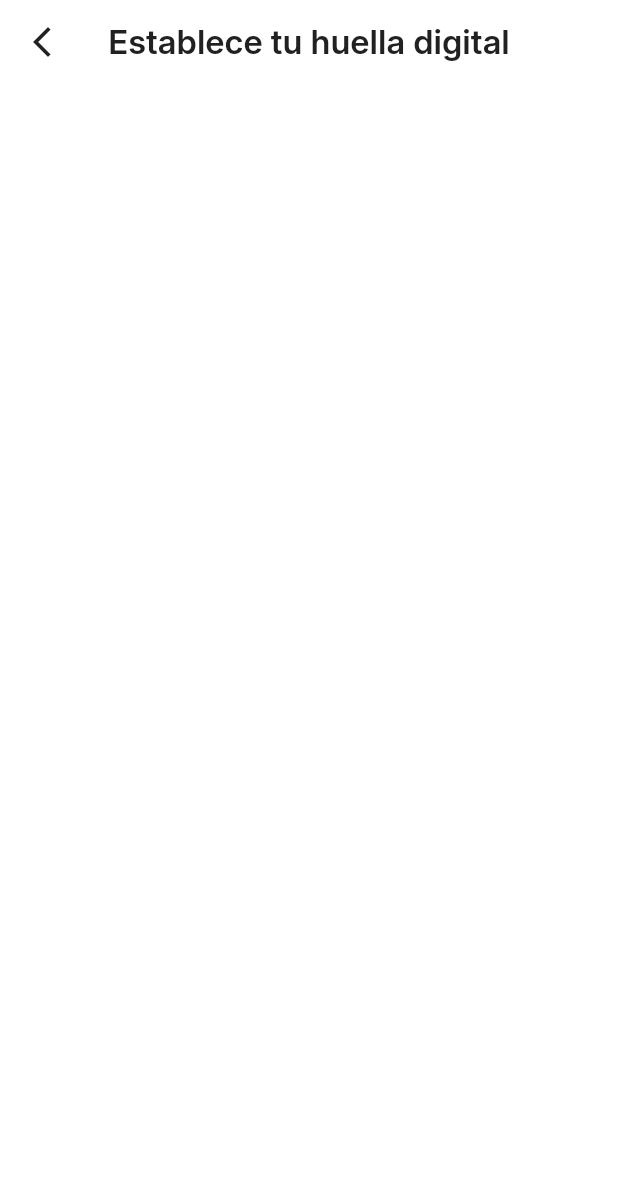
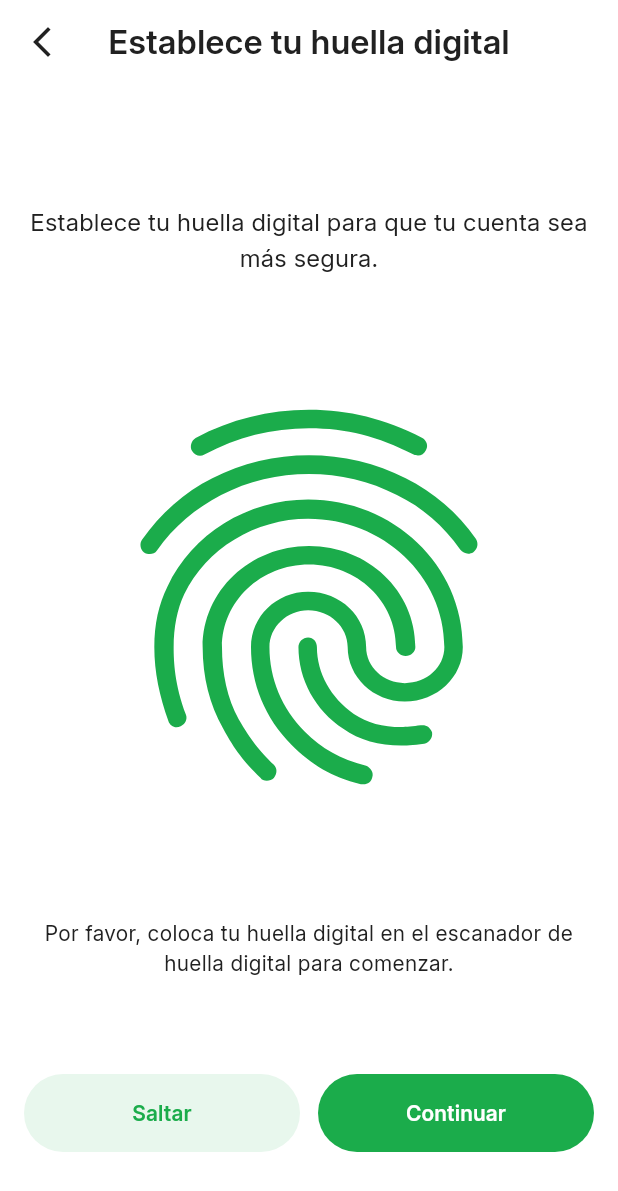
Before and after one commit to Russellnahuidev/Foodu_app, a Flutter app: the FingerprintPage screen opened by its route, on a phone screen of 412 x 824 dp. Shown: the top 1191 px of the screen. Run offline on Flutter 3.47's test engine with Material 3 defaults, Android fonts, the phone set to English and light mode, and no system bars; our stand-ins replace dio, flutter_map, flutter_secure_storage, geocoding, geolocator, get_it and 6 more; accounts and stored records are empty.

Commit message:
Implementación UI de establecer huella digital Completo

```diff
--- a/lib/app/constants/strings.dart
+++ b/lib/app/constants/strings.dart
@@ -36,6 +36,7 @@ class AppStrings {
   static const String createPinDescription =
       'Añade un número PIN para que tu cuenta sea más segura.';
   static const String fingerprintTitle = 'Establece tu huella digital';
+  static const String faceRecognitionTitle = 'Identificación facial';
   static const String setLocation = 'Ubicación';
   static const String setLocationHint = 'Seleccione una ubicación en el mapa';
   static const String emailLabel = 'Correo electrónico';
@@ -61,6 +62,10 @@ class AppStrings {
   static const String resendCode = 'Reenviar código';
   static const String resendCodeIn = 'Reenviar código en ';
   static const String resendCodeInSeconds = ' segundos';
+  static const String fingerprintDescription =
+      'Establece tu huella digital para que tu cuenta sea más segura.';
+  static const String fingerprintInstruction =
+      'Por favor, coloca tu huella digital en el escanador de huella digital para comenzar.';
   static const String or = 'o';
   static const String orContinueWith = 'O continuar con';
   static const String alreadyHaveAnAccount = '¿Ya tienes una cuenta?';
@@ -68,6 +73,7 @@ class AppStrings {
   static const String signInButton = 'Iniciar sesión';
   static const String signUpButton = 'Registrarse';
   static const String otpVerificationButton = 'Verificar';
+  static const String skipButton = 'Saltar';
   static const String continueButton = 'Continuar';
   static const String rememberMe = 'Recordar sesión';
   static const String signOutButton = 'Cerrar sesión';
--- a/lib/app/routes/app_router.dart
+++ b/lib/app/routes/app_router.dart
@@ -1,6 +1,7 @@
 import 'package:flutter/material.dart';
 import 'package:foodu_app/app/routes/routes_names.dart';
 import 'package:foodu_app/features/account_setup/presentation/pages/create_pin_page.dart';
+import 'package:foodu_app/features/account_setup/presentation/pages/face_recognition_page.dart';
 import 'package:foodu_app/features/account_setup/presentation/pages/fill_profile_page.dart';
 import 'package:foodu_app/features/account_setup/presentation/pages/fingerprint_page.dart';
 import 'package:foodu_app/features/account_setup/presentation/pages/set_location_page.dart';
@@ -66,6 +67,10 @@ class AppRouter {
         path: RoutesNames.fingerprint,
         builder: (context, state) => FingerprintPage(),
       ),
+      GoRoute(
+        path: RoutesNames.faceRecognition,
+        builder: (context, state) => FaceRecognitionPage(),
+      ),
     ],
     errorBuilder: (context, state) => Scaffold(
       body: Center(child: Text('Ruta no encontrada: ${state.error}')),
--- a/lib/app/routes/route_middlewere.dart
+++ b/lib/app/routes/route_middlewere.dart
@@ -17,6 +17,7 @@ class RouteMiddleware {
     RoutesNames.setLocation,
     RoutesNames.createPin,
     RoutesNames.fingerprint,
+    RoutesNames.faceRecognition,
   ];
 
   static Future<String?> guard(_, GoRouterState state) async {
--- a/lib/app/routes/routes_names.dart
+++ b/lib/app/routes/routes_names.dart
@@ -12,5 +12,6 @@ class RoutesNames {
   static const String setLocation = '/set-location';
   static const String createPin = '/create-pin';
   static const String fingerprint = '/fingerprint';
+  static const String faceRecognition = '/face-recognition';
   static const String home = '/home';
 }
--- /dev/null
+++ b/lib/features/account_setup/presentation/pages/face_recognition_page.dart
@@ -0,0 +1,29 @@
+import 'package:flutter/material.dart';
+import 'package:foodu_app/app/constants/strings.dart';
+import 'package:go_router/go_router.dart';
+
+class FaceRecognitionPage extends StatefulWidget {
+  const FaceRecognitionPage({super.key});
+
+  @override
+  State<FaceRecognitionPage> createState() => _FaceRecognitionPageState();
+}
+
+class _FaceRecognitionPageState extends State<FaceRecognitionPage> {
+  @override
+  Widget build(BuildContext context) {
+    return Scaffold(
+      backgroundColor: Theme.of(context).scaffoldBackgroundColor,
+      appBar: AppBar(
+        title: Text(
+          AppStrings.faceRecognitionTitle,
+          style: Theme.of(context).textTheme.titleLarge,
+        ),
+        leading: IconButton(
+          icon: Icon(Icons.arrow_back_ios_new),
+          onPressed: () => context.pop(),
+        ),
+      ),
+    );
+  }
+}
--- a/lib/features/account_setup/presentation/pages/fingerprint_page.dart
+++ b/lib/features/account_setup/presentation/pages/fingerprint_page.dart
@@ -1,5 +1,9 @@
 import 'package:flutter/material.dart';
+import 'package:foodu_app/app/constants/dimensions.dart';
 import 'package:foodu_app/app/constants/strings.dart';
+import 'package:foodu_app/features/account_setup/presentation/widgets/biometric_icon.dart';
+import 'package:foodu_app/shared/widgets/buttons/primary_button.dart';
+import 'package:foodu_app/shared/widgets/buttons/secondary_button.dart';
 import 'package:go_router/go_router.dart';
 
 class FingerprintPage extends StatefulWidget {
@@ -24,6 +28,62 @@ class _FingerprintPageState extends State<FingerprintPage> {
           onPressed: () => context.pop(),
         ),
       ),
+      body: SafeArea(
+        child: Padding(
+          padding: EdgeInsets.all(AppDimensions.space),
+          child: Column(
+            children: [
+              SizedBox(height: AppDimensions.space64),
+              // Descripcion
+              Text(
+                AppStrings.fingerprintDescription,
+                style: Theme.of(context).textTheme.bodyLarge,
+                textAlign: TextAlign.center,
+              ),
+              SizedBox(height: AppDimensions.space64),
+
+              /// Fingerprint Icon
+              const BiometricIcon(icon: Icons.fingerprint),
+
+              SizedBox(height: AppDimensions.space64),
+
+              /// Instruction Text
+              Text(
+                AppStrings.fingerprintInstruction,
+                style: Theme.of(context).textTheme.bodyMedium,
+                textAlign: TextAlign.center,
+              ),
+
+              SizedBox(height: AppDimensions.space64),
+
+              Row(
+                mainAxisAlignment: MainAxisAlignment.spaceBetween,
+                children: [
+                  // Skip Button
+                  Expanded(
+                    child: SecondaryButton(
+                      label: AppStrings.skipButton,
+                      onPressed: () {
+                        // Skip biometric
+                      },
+                    ),
+                  ),
+                  SizedBox(width: AppDimensions.spaceMD),
+                  // Continue Button
+                  Expanded(
+                    child: PrimaryButton(
+                      label: AppStrings.continueButton,
+                      onPressed: () {
+                        // Navigate to FaceRecognitionPage
+                      },
+                    ),
+                  ),
+                ],
+              ),
+            ],
+          ),
+        ),
+      ),
     );
   }
 }
--- /dev/null
+++ b/lib/features/account_setup/presentation/widgets/biometric_icon.dart
@@ -0,0 +1,15 @@
+import 'package:flutter/material.dart';
+import 'package:foodu_app/app/themes/app_colors.dart';
+
+class BiometricIcon extends StatelessWidget {
+  final IconData icon;
+
+  const BiometricIcon({super.key, required this.icon});
+
+  @override
+  Widget build(BuildContext context) {
+    return SizedBox(
+      child: Center(child: Icon(icon, size: 300, color: AppColors.primary)),
+    );
+  }
+}
--- a/lib/shared/widgets/buttons/secondary_button.dart
+++ b/lib/shared/widgets/buttons/secondary_button.dart
@@ -10,6 +10,8 @@ class SecondaryButton extends StatelessWidget {
   final bool isFullWidth;
   final double height;
   final Widget? icon;
+  final Color? backgroundColor;
+  final Color? textColor;
 
   const SecondaryButton({
     super.key,
@@ -19,20 +21,32 @@ class SecondaryButton extends StatelessWidget {
     this.isFullWidth = true,
     this.height = AppDimensions.buttonHeight,
     this.icon,
+    this.backgroundColor,
+    this.textColor,
   });
 
   @override
   Widget build(BuildContext context) {
+    final textTheme = Theme.of(context).textTheme;
+    final isDark = Theme.of(context).brightness == Brightness.dark;
+
     return SizedBox(
       width: isFullWidth ? double.infinity : null,
       height: height,
-      child: OutlinedButton(
+      child: ElevatedButton(
         onPressed: isLoading ? null : onPressed,
-        style: OutlinedButton.styleFrom(
-          foregroundColor: AppColors.primary,
-          side: const BorderSide(color: AppColors.primary, width: 1.5),
+        style: ElevatedButton.styleFrom(
+          backgroundColor:
+              backgroundColor ??
+              (isDark
+                  ? AppColors.white.withOpacity(0.1)
+                  : AppColors.primary.withOpacity(0.1)),
+          foregroundColor: textColor ?? AppColors.white,
+          disabledBackgroundColor: AppColors.grey300,
+          elevation: 0,
+          padding: const EdgeInsets.symmetric(vertical: 14, horizontal: 20),
           shape: RoundedRectangleBorder(
-            borderRadius: BorderRadius.circular(AppDimensions.borderRadius),
+            borderRadius: BorderRadius.circular(AppDimensions.borderRadiusXXL),
           ),
         ),
         child: isLoading
@@ -40,7 +54,7 @@ class SecondaryButton extends StatelessWidget {
                 width: 22,
                 height: 22,
                 child: CircularProgressIndicator(
-                  color: AppColors.primary,
+                  color: AppColors.white,
                   strokeWidth: 2.5,
                 ),
               )
@@ -49,21 +63,25 @@ class SecondaryButton extends StatelessWidget {
                 mainAxisSize: MainAxisSize.min,
                 children: [
                   icon!,
-
-                  SizedBox(width: AppDimensions.spaceSM),
-
-                  Text(
-                    label,
-                    style: AppTextStyles.buttonLarge.copyWith(
-                      color: AppColors.primary,
+                  const SizedBox(width: AppDimensions.spaceSM),
+                  Flexible(
+                    child: Text(
+                      label,
+                      overflow: TextOverflow.ellipsis,
+                      style: textTheme.labelLarge?.copyWith(
+                        color: textColor ?? AppColors.white,
+                      ),
                     ),
                   ),
                 ],
               )
             : Text(
                 label,
-                style: AppTextStyles.buttonLarge.copyWith(
-                  color: AppColors.primary,
+                overflow: TextOverflow.ellipsis,
+                style: textTheme.labelLarge?.copyWith(
+                  color:
+                      textColor ??
+                      (isDark ? AppColors.white : AppColors.primary),
                 ),
               ),
       ),
```
